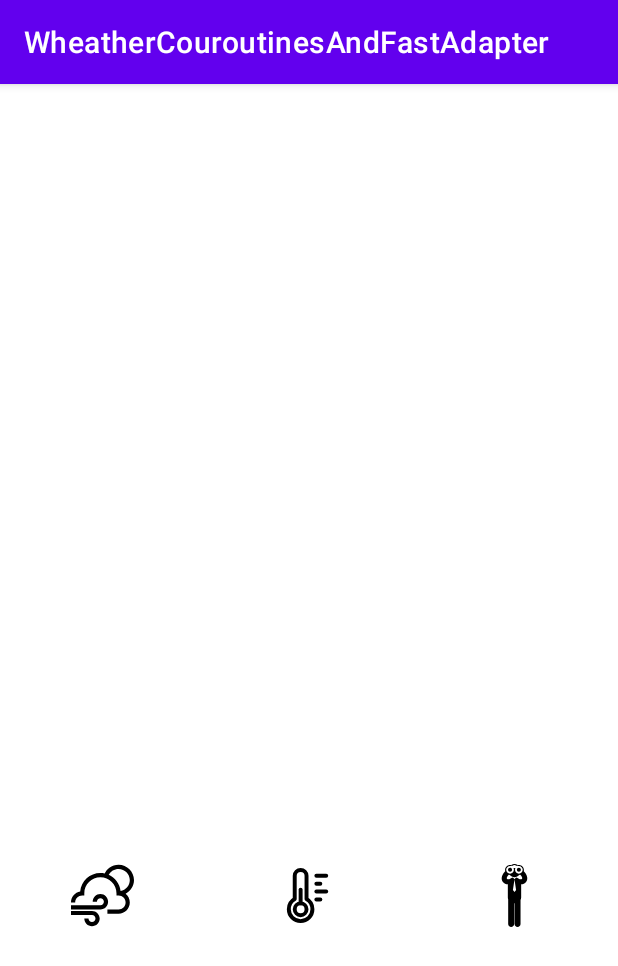
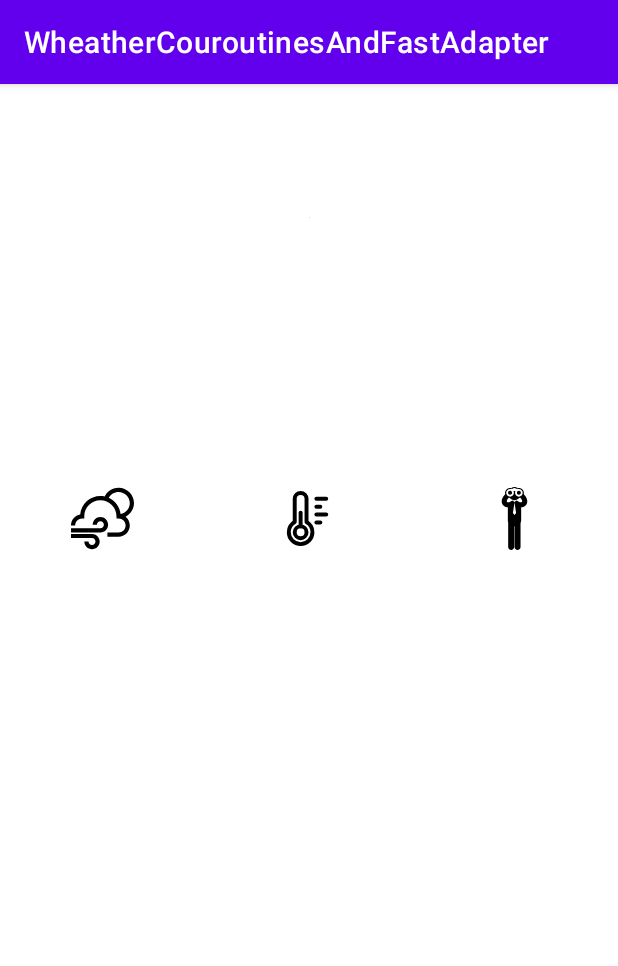
Before and after one commit to ilya68rus01/WheatherCouroutinesAndFastAdapter, an Android app: the screen it shows after launch (MainActivity), on a phone screen of 412 x 824 dp. Shown: the top 966 px of the screen. Run offline under Robolectric (Android 15) with nearby library versions, the phone set to English and light mode, and no system bars; our stand-ins replace Dagger/Hilt's generated code, Picasso; libraries missing offline, so code that uses them is left out: com.mikepenz.fastadapter; network calls fail; pictures from the network do not load; 6 statements that could not run were skipped.

```diff
--- a/app/build.gradle
+++ b/app/build.gradle
@@ -79,6 +79,7 @@ dependencies {
     testImplementation 'junit:junit:4.13.2'
     androidTestImplementation 'androidx.test.ext:junit:1.1.3'
     androidTestImplementation 'androidx.test.espresso:espresso-core:3.4.0'
+    implementation 'com.squareup.picasso:picasso:2.71828'
 
     implementation "androidx.appcompat:appcompat:1.4.1"
     implementation "androidx.recyclerview:recyclerview:1.2.1"
--- a/app/src/main/java/khrushchev/ilya/wheathercouroutinesandfastadapter/WheatherModelExtension.kt
+++ b/app/src/main/java/khrushchev/ilya/wheathercouroutinesandfastadapter/WheatherModelExtension.kt
@@ -12,11 +12,11 @@ fun WheatherModel.mapToDayliWheatherModel(): List<DayliWheatherModel> =
         val date = formatterToDate.parse(it.dt_txt)
         val formattedDate = formatterFromDateToString.format(date)
         val description = it.weather.first().description
-        val wind = it.wind.speed.toInt()
-        val pressure = it.mainWeather.pressure
+        val wind = it.wind.speed.toInt().toString()
+        val pressure = (it.mainWeather.pressure * 0.75f).toInt().toString()
         val temp = (it.mainWeather.temp - 273f).toInt()
         val icon = it.weather.first().icon
-        DayliWheatherModel(formattedDate, temp.toString(), icon, pressure, wind, description)
+        DayliWheatherModel(formattedDate, temp.toString(), icon, pressure, wind, description, it.visibility.toString())
     }
 
 fun List<DayliWheatherModel>.filterByArrangeDate(): List<DayliWheatherModel> {
--- a/app/src/main/java/khrushchev/ilya/wheathercouroutinesandfastadapter/mainscreen/DayliWheatherModel.kt
+++ b/app/src/main/java/khrushchev/ilya/wheathercouroutinesandfastadapter/mainscreen/DayliWheatherModel.kt
@@ -4,16 +4,18 @@ data class DayliWheatherModel(
     val formattedDate: String,
     val temp: String,
     val wheatherIconUrl: String,
-    val pressure: Int,
-    val wind: Int,
-    val description: String
+    val pressure: String,
+    val wind: String,
+    val description: String,
+    val visibility: String
 )
 
 val EMPTY_MODEL = DayliWheatherModel(
     "",
     "",
     "",
-    Int.MIN_VALUE,
-    Int.MIN_VALUE,
+    "",
+    "",
+    "",
     ""
 )
--- a/app/src/main/java/khrushchev/ilya/wheathercouroutinesandfastadapter/mainscreen/ui/DayliWeatherItem.kt
+++ b/app/src/main/java/khrushchev/ilya/wheathercouroutinesandfastadapter/mainscreen/ui/DayliWeatherItem.kt
@@ -3,6 +3,7 @@ package khrushchev.ilya.wheathercouroutinesandfastadapter.mainscreen.ui
 import android.view.LayoutInflater
 import android.view.ViewGroup
 import com.mikepenz.fastadapter.binding.AbstractBindingItem
+import com.squareup.picasso.Picasso
 import khrushchev.ilya.wheathercouroutinesandfastadapter.R
 import khrushchev.ilya.wheathercouroutinesandfastadapter.databinding.DayliWeatherItemBinding
 import khrushchev.ilya.wheathercouroutinesandfastadapter.mainscreen.DayliWheatherModel
@@ -28,5 +29,8 @@ class DayliWeatherItem(
         binding.pressure.text = dayliModel.pressure.toString()
         binding.temp.text = dayliModel.temp
         binding.wind.text = dayliModel.wind.toString()
+        Picasso.get()
+            .load("https://openweathermap.org/img/wn/${dayliModel.wheatherIconUrl}@2x.png")
+            .into(binding.img)
     }
 }
--- a/app/src/main/java/khrushchev/ilya/wheathercouroutinesandfastadapter/mainscreen/ui/DayliWhetherFragment.kt
+++ b/app/src/main/java/khrushchev/ilya/wheathercouroutinesandfastadapter/mainscreen/ui/DayliWhetherFragment.kt
@@ -11,6 +11,7 @@ import androidx.lifecycle.lifecycleScope
 import com.mikepenz.fastadapter.FastAdapter
 import com.mikepenz.fastadapter.adapters.ItemAdapter
 import com.mikepenz.fastadapter.diff.FastAdapterDiffUtil
+import com.squareup.picasso.Picasso
 import khrushchev.ilya.wheathercouroutinesandfastadapter.databinding.FragmentDayliWheatherBinding
 import khrushchev.ilya.wheathercouroutinesandfastadapter.mainscreen.di.MainScreenComponent.Builder.Companion.build
 import khrushchev.ilya.wheathercouroutinesandfastadapter.mainscreen.di.ViewModelProviderFactory
@@ -64,8 +65,14 @@ class DayliWhetherFragment : Fragment() {
         }
         lifecycleScope.launchWhenStarted {
             viewModel.currentWeather.collect {
+                Picasso.get()
+                    .load("https://openweathermap.org/img/wn/${it.wheatherIconUrl}@4x.png")
+                    .into(binding.header.weatherIcon)
                 binding.header.description.text = it.description
                 binding.header.temp.text = it.temp
+                binding.header.pressure.text = it.pressure
+                binding.header.wind.text = it.wind
+                binding.header.visibility.text = it.visibility
             }
         }
         lifecycleScope.launchWhenStarted {
--- a/app/src/main/res/layout/current_weather_header.xml
+++ b/app/src/main/res/layout/current_weather_header.xml
@@ -12,20 +12,20 @@
         android:layout_marginTop="40dp"
         android:textColor="@color/black"
         android:textSize="24sp"
+        app:layout_constraintBottom_toTopOf="@id/weather_icon"
         app:layout_constraintEnd_toEndOf="parent"
         app:layout_constraintStart_toStartOf="parent"
         app:layout_constraintTop_toTopOf="parent"
-        app:layout_constraintBottom_toTopOf="@id/weather_icon"
         tools:text="Тамбов" />
 
     <ImageView
         android:id="@+id/weather_icon"
-        android:layout_width="0dp"
-        android:layout_height="0dp"
-        app:layout_constraintDimensionRatio="1"
+        android:layout_width="wrap_content"
+        android:layout_height="wrap_content"
         android:layout_marginHorizontal="80dp"
         android:layout_marginVertical="16dp"
         app:layout_constraintBottom_toTopOf="@id/temp"
+        app:layout_constraintDimensionRatio="1"
         app:layout_constraintEnd_toEndOf="parent"
         app:layout_constraintStart_toStartOf="parent"
         app:layout_constraintTop_toBottomOf="@id/city_name"
@@ -35,8 +35,8 @@
         android:id="@+id/temp"
         android:layout_width="wrap_content"
         android:layout_height="wrap_content"
+        android:textColor="@color/black"
         android:textSize="80sp"
-        android:textColor="@color/black"
         app:layout_constraintBottom_toTopOf="@id/description"
         app:layout_constraintEnd_toEndOf="parent"
         app:layout_constraintStart_toStartOf="parent"
@@ -47,13 +47,13 @@
         android:id="@+id/description"
         android:layout_width="wrap_content"
         android:layout_height="wrap_content"
+        android:layout_marginVertical="16dp"
+        android:textColor="@color/black"
         android:textSize="18sp"
-        android:textColor="@color/black"
         app:layout_constraintBottom_toTopOf="@id/more_info_block"
         app:layout_constraintEnd_toEndOf="parent"
         app:layout_constraintStart_toStartOf="parent"
         app:layout_constraintTop_toBottomOf="@id/temp"
-        android:layout_marginVertical="16dp"
         tools:text="Pasmurno" />
 
     <LinearLayout
@@ -69,64 +69,71 @@
         <LinearLayout
             android:layout_width="wrap_content"
             android:layout_height="wrap_content"
-            android:orientation="vertical"
-            android:layout_weight="1">
+            android:layout_marginBottom="20dp"
+            android:layout_weight="1"
+            android:orientation="vertical">
+
             <ImageView
                 android:layout_width="42dp"
                 android:layout_height="42dp"
-                android:src="@drawable/ic_wind"
                 android:layout_gravity="center_horizontal"
-                />
+                android:src="@drawable/ic_wind" />
+
             <TextView
                 android:id="@+id/wind"
                 android:layout_width="wrap_content"
                 android:layout_height="wrap_content"
+                android:layout_gravity="center_horizontal"
+                android:layout_marginVertical="8dp"
+                android:textColor="@color/black"
                 android:textSize="18sp"
-                android:textColor="@color/black"
-                android:layout_gravity="center_horizontal"
-                tools:text="5 м/с"/>
+                tools:text="5 м/с" />
         </LinearLayout>
 
         <LinearLayout
             android:layout_width="wrap_content"
             android:layout_height="wrap_content"
-            android:orientation="vertical"
-            android:layout_weight="1">
+            android:layout_weight="1"
+            android:orientation="vertical">
+
             <ImageView
                 android:layout_width="42dp"
                 android:layout_height="42dp"
-                android:src="@drawable/ic_pressure"
                 android:layout_gravity="center_horizontal"
-                />
+                android:src="@drawable/ic_pressure" />
+
             <TextView
                 android:id="@+id/pressure"
                 android:layout_width="wrap_content"
                 android:layout_height="wrap_content"
+                android:layout_gravity="center_horizontal"
+                android:layout_marginVertical="8dp"
+                android:textColor="@color/black"
                 android:textSize="18sp"
-                android:textColor="@color/black"
-                android:layout_gravity="center_horizontal"
-                tools:text="5 м/с"/>
+                tools:text="5 м/с" />
         </LinearLayout>
 
         <LinearLayout
             android:layout_width="wrap_content"
             android:layout_height="wrap_content"
-            android:orientation="vertical"
-            android:layout_weight="1">
+            android:layout_weight="1"
+            android:orientation="vertical">
+
             <ImageView
                 android:layout_width="42dp"
                 android:layout_height="42dp"
-                android:src="@drawable/ic_visibility"
                 android:layout_gravity="center_horizontal"
-                />
+                android:src="@drawable/ic_visibility" />
+
             <TextView
                 android:id="@+id/visibility"
                 android:layout_width="wrap_content"
                 android:layout_height="wrap_content"
+                android:layout_gravity="center_horizontal"
+                android:layout_marginVertical="8dp"
+                android:textColor="@color/black"
                 android:textSize="18sp"
-                android:textColor="@color/black"
-                android:layout_gravity="center_horizontal"
-                tools:text="5 м/с"/>
+                tools:text="5 м/с" />
         </LinearLayout>
     </LinearLayout>
 
```
Also changed, not shown: app/src/main/res/layout/dayli_weather_item.xml (+39 -47 lines).
